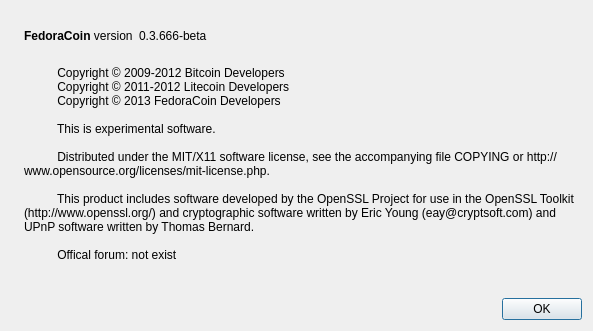
This is src/qt/forms/aboutdialog.ui in invisibel/fedoracoin as Qt 5 draws it before an edit. The edited form follows.
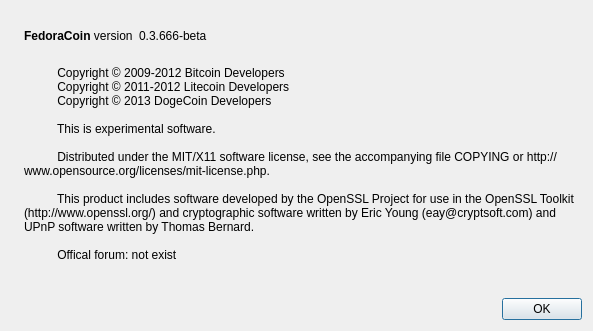
This is the edited form. Icons and pictures are not drawn.

Commit message: fixes coins so that they show their true value, also fixes the sending bug in the qt client

```diff
--- a/src/qt/forms/aboutdialog.ui
+++ b/src/qt/forms/aboutdialog.ui
@@ -97,7 +97,7 @@
         <string>
           Copyright © 2009-2012 Bitcoin Developers
           Copyright © 2011-2012 Litecoin Developers
-          Copyright © 2013 FedoraCoin Developers
+          Copyright © 2013 DogeCoin Developers
 
           This is experimental software.
 
```
The commit also changes 17 other files.
